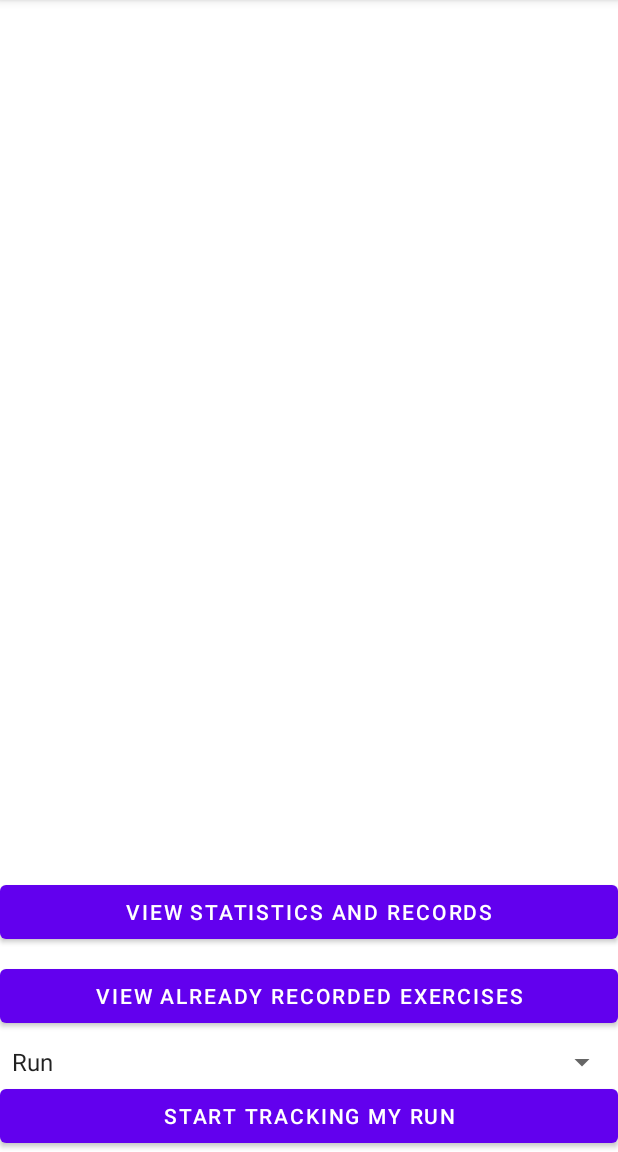
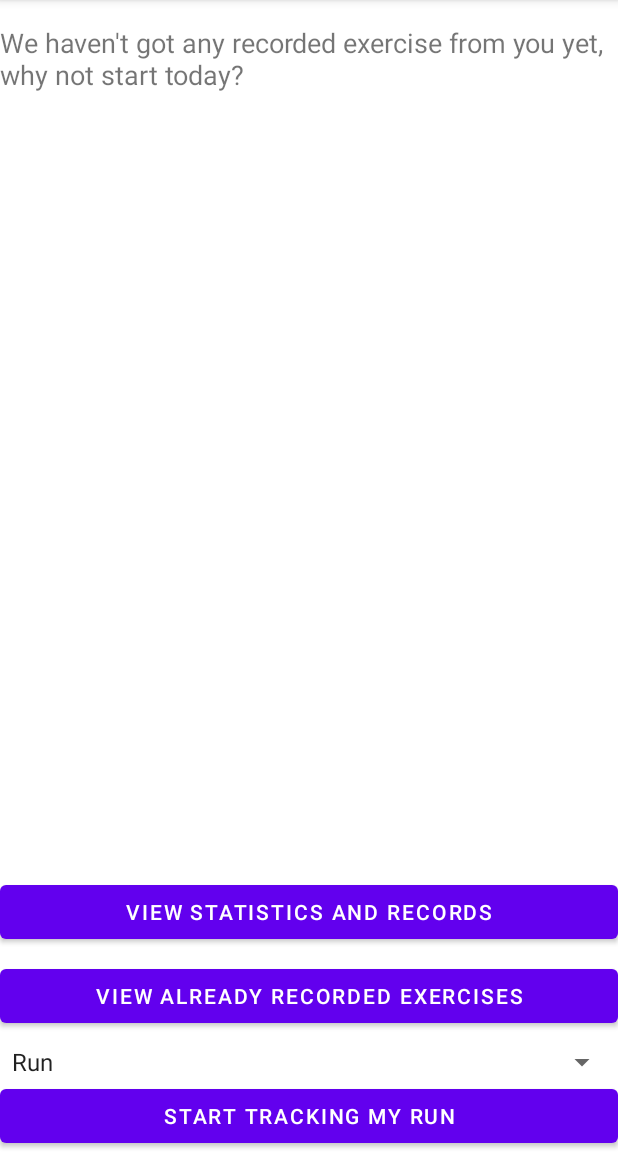
Before and after one commit to danielmusselwhite/g53mdp_CW2, an Android app: the screen it shows after launch (MainActivity), on a phone screen of 412 x 824 dp, the part 84-1236 px from its top. Run offline under Robolectric (Android 15) with nearby library versions, the phone set to English and light mode, and no system bars; our stand-ins replace Room's generated code.

Commit message:
used live data in mainActivty to display the most recent recorded exercise and update automatically

```diff
--- a/app/src/main/java/com/nottingham/psydm7/cw2_runtracker/Activities/MainActivity.java
+++ b/app/src/main/java/com/nottingham/psydm7/cw2_runtracker/Activities/MainActivity.java
@@ -3,6 +3,8 @@ package com.nottingham.psydm7.cw2_runtracker.Activities;
 import androidx.annotation.RequiresApi;
 import androidx.appcompat.app.AppCompatActivity;
 import androidx.core.app.ActivityCompat;
+import androidx.lifecycle.LiveData;
+import androidx.lifecycle.Observer;
 
 import android.Manifest;
 import android.content.Intent;
@@ -26,6 +28,7 @@ import com.nottingham.psydm7.cw2_runtracker.MyUtilities;
 import com.nottingham.psydm7.cw2_runtracker.R;
 import com.nottingham.psydm7.cw2_runtracker.Activities.runningActivity.RunningActivity;
 import com.nottingham.psydm7.cw2_runtracker.RoomDatabase.DAOs.SavedRunDAO;
+import com.nottingham.psydm7.cw2_runtracker.RoomDatabase.Entities.SavedRun;
 import com.nottingham.psydm7.cw2_runtracker.RoomDatabase.RunTrackerRoomDatabase;
 
 import java.text.DateFormat;
@@ -90,31 +93,34 @@ public class MainActivity extends AppCompatActivity{
         //region "accessing database to display useful information to the user"
         RunTrackerRoomDatabase.databaseWriteExecutor.execute(() -> {
 
-            //TODO - convert to live data and then add listeners for the live data
+            //getting the most recent exercise
+            LiveData<SavedRun> mostRecentExercise = savedRunDAO.getMostRecentExercise();
 
-            //region "most recent exercise"
-            Integer sportIndexOfMostRecentExercise = savedRunDAO.getSportIndexOfMostRecentExercise();
-            Date dateOfMostRecentExercise = savedRunDAO.getDateOfMostRecentExercise();
-
-            //region "handling which views should be shown and updating the text views to these values"
+            //region "creating and attaching observer for the livedata holding the date of the most recent exercise"
+            //running on the UI thread as necessary for attaching observer and updating the UI
             runOnUiThread(new Runnable() {
                 @Override
                 public void run() {
-                    //region "most recent exercise"
-                    // if we have at least one record stored this will not be null as there will be a most recent exercise
-                    if (sportIndexOfMostRecentExercise != null) {
-                        DateFormat dateFormat = new SimpleDateFormat("MMM, dd, yyyy 'at' HH:mm");
-                        textView_mostRecentExercise.setText("Your most recent exercise was the " + MainActivity.this.getResources().getStringArray(R.array.sports_array)[sportIndexOfMostRecentExercise] + " you did on " + dateFormat.format(dateOfMostRecentExercise));
-                        textView_mostRecentExercise.setVisibility(View.VISIBLE);
-                    } else {
-                        textView_mostRecentExercise.setVisibility(View.GONE);
-                    }
-                    //endregion
+
+                    mostRecentExercise.observe(MainActivity.this, new Observer<SavedRun>(){
+
+
+                        @Override
+                        public void onChanged(SavedRun newMostRecentExercise) {
+                            //if we haven't done any exercise yet then say that then return
+                            if(newMostRecentExercise==null){
+                                textView_mostRecentExercise.setText("We haven't got any recorded exercise from you yet, why not start today?");
+                            }
+                            // else we have then display the most recent exercise to the user!
+                            else{
+                                DateFormat dateFormat = new SimpleDateFormat("MMM, dd, yyyy 'at' HH:mm");
+                                textView_mostRecentExercise.setText("Your most recent exercise was the " + MainActivity.this.getResources().getStringArray(R.array.sports_array)[newMostRecentExercise.getSportIndex()] + " you did on " + dateFormat.format(newMostRecentExercise.getDate()));
+                            }
+
+                        }
+                    });
                 }
             });
-
-            //endregion
-
             //endregion
         });
         //endregion
--- a/app/src/main/java/com/nottingham/psydm7/cw2_runtracker/Activities/runningActivity/RunningActivity.java
+++ b/app/src/main/java/com/nottingham/psydm7/cw2_runtracker/Activities/runningActivity/RunningActivity.java
@@ -73,7 +73,7 @@ public class RunningActivity extends AppCompatActivity {
                         public void run() {
                             float averageSpeed = calculateSpeed(totalDistance, getDuration());
                             textView_timeValue.setText(MyUtilities.formatTimeNicely(getDuration()));
-                            textView_averageSpeedValue.setText(averageSpeed  +" km/h"); // update average speed when time increases as well as when distance increases
+                            textView_averageSpeedValue.setText(MyUtilities.roundToDP(averageSpeed, 2)  +" km/h"); // update average speed when time increases as well as when distance increases
                         }
                     });
 
@@ -241,9 +241,9 @@ public class RunningActivity extends AppCompatActivity {
                 @Override
                 public void run() {
                     mapsFragment.updateMap(location, lastLocation);
-                    textView_distanceValue.setText(totalDistance + " km");
+                    textView_distanceValue.setText(MyUtilities.roundToDP(totalDistance,2) + " km");
                     float averageSpeed = calculateSpeed(totalDistance, getDuration());
-                    textView_averageSpeedValue.setText(averageSpeed  +" km/h"); // update average speed when location changes as well as when time increases
+                    textView_averageSpeedValue.setText(MyUtilities.roundToDP(averageSpeed,2)  +" km/h"); // update average speed when location changes as well as when time increases
                 }
             });
 
--- a/app/src/main/java/com/nottingham/psydm7/cw2_runtracker/RoomDatabase/DAOs/SavedRunDAO.java
+++ b/app/src/main/java/com/nottingham/psydm7/cw2_runtracker/RoomDatabase/DAOs/SavedRunDAO.java
@@ -80,10 +80,6 @@ public interface SavedRunDAO {
 
     //region "answering user 'questions'"
 
-
-
-    // TODO - CONVERT THESE TO LIVEDATA
-
     //region "getting total exercising distance and time within a time period"
     //region "total for all sports"
     // "how far have I travelled during excercising within time period?"
@@ -136,14 +132,9 @@ public interface SavedRunDAO {
     //endregion
 
     //region "most recent exercising"
-    // "when was the last time I exercised?"
-    @TypeConverters({dateConverter.class})
-    @Query("SELECT MAX(date) FROM savedRun_table")
-    Date getDateOfMostRecentExercise();
-
     // "what was the last exercise I did?"
-    @Query("SELECT sportIndex[0] FROM savedRun_table ORDER BY date DESC")
-    Integer getSportIndexOfMostRecentExercise();
+    @Query("SELECT * FROM savedRun_table ORDER BY date DESC LIMIT 1")
+    LiveData<SavedRun> getMostRecentExercise();
     //endregion
 
 
```
Also changed, not shown: app/src/main/java/com/nottingham/psydm7/cw2_runtracker/Activities/statisticsActivity/StatisticsActivity.java (+0 -7 lines).
